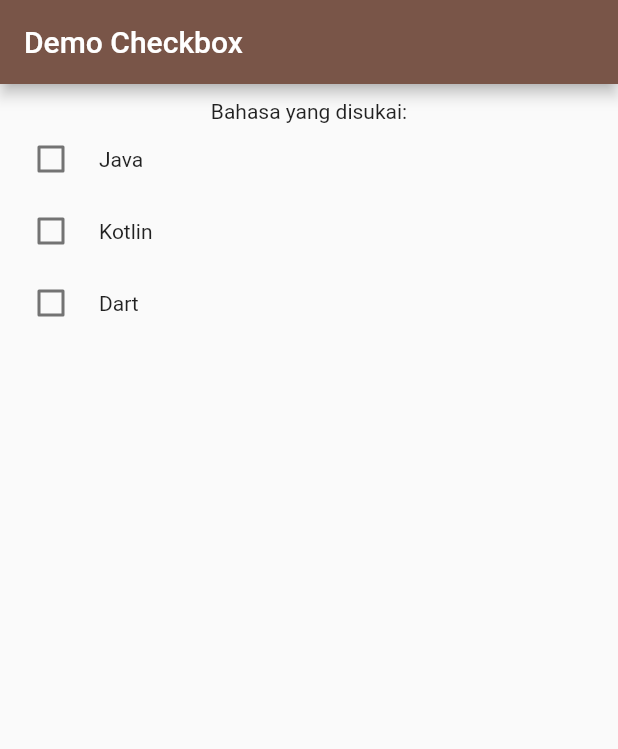
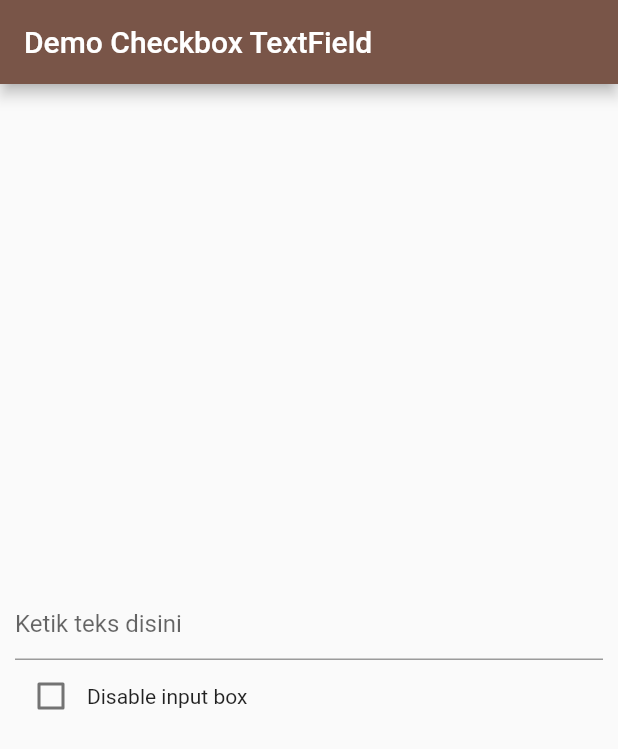
Before and after one commit to erikrios/checkbox-and-checkboxlisttile-class, a Flutter app: the screen it shows after launch, on a phone screen of 412 x 824 dp. Shown: the top 749 px of the screen. Run offline on Flutter 3.47's test engine with Material 2 defaults, Android fonts, the phone set to English and light mode, and no system bars.

Commit message:
Add checkbox code to activate or deactivate the textfield

```diff
--- a/lib/main.dart
+++ b/lib/main.dart
@@ -7,7 +7,7 @@ class MyApp extends StatelessWidget {
   Widget build(BuildContext context) => MaterialApp(
         title: 'Demo Flutter',
         theme: ThemeData(primarySwatch: Colors.brown),
-        home: CheckboxHomePage(),
+        home: CheckboxTextFieldHomePage(),
       );
 }
 
@@ -122,3 +122,62 @@ class _CheckboxHomePageState extends State<CheckboxHomePage> {
         ),
       );
 }
+
+/*
+This class used for the example of checkbox to activate or deactivate the textfield
+ */
+class CheckboxTextFieldHomePage extends StatefulWidget {
+  @override
+  State<StatefulWidget> createState() => _CheckboxTextFieldHomePageState();
+}
+
+class _CheckboxTextFieldHomePageState extends State<CheckboxTextFieldHomePage> {
+  bool selected = false;
+
+  void onTextFieldChanged(String value) {
+    setState(() {
+      print(value);
+    });
+  }
+
+  void onCheckboxChanged(bool value) {
+    setState(() {
+      this.selected = value;
+    });
+  }
+
+  @override
+  Widget build(BuildContext context) => Scaffold(
+        appBar: AppBar(
+          title: Text('Demo Checkbox TextField'),
+        ),
+        body: Container(
+          padding: EdgeInsets.all(10.0),
+          child: Column(
+            mainAxisAlignment: MainAxisAlignment.center,
+            children: <Widget>[
+              TextField(
+                enabled: !this.selected,
+                onChanged: (String value) {
+                  onTextFieldChanged(value);
+                },
+                decoration: InputDecoration(
+                    hintText: 'Ketik teks disini',
+                    hintStyle: TextStyle(fontStyle: FontStyle.normal)),
+              ),
+              Row(
+                children: <Widget>[
+                  Checkbox(
+                    value: this.selected,
+                    onChanged: (bool value) {
+                      onCheckboxChanged(value);
+                    },
+                  ),
+                  Text('Disable input box')
+                ],
+              )
+            ],
+          ),
+        ),
+      );
+}
```
